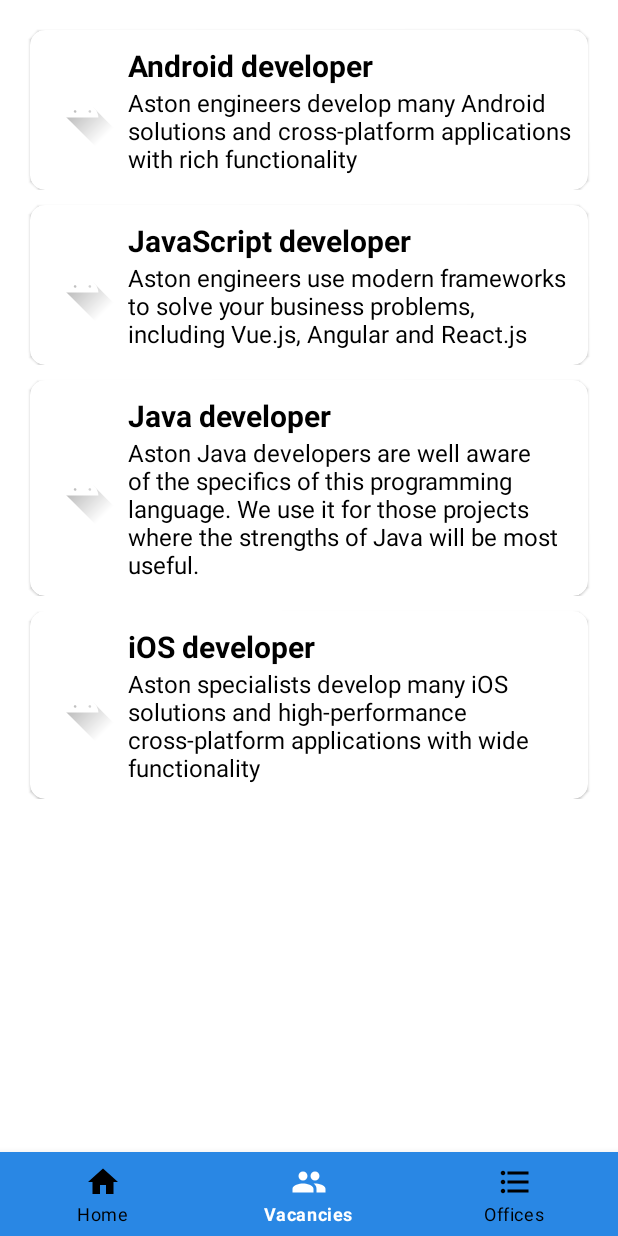
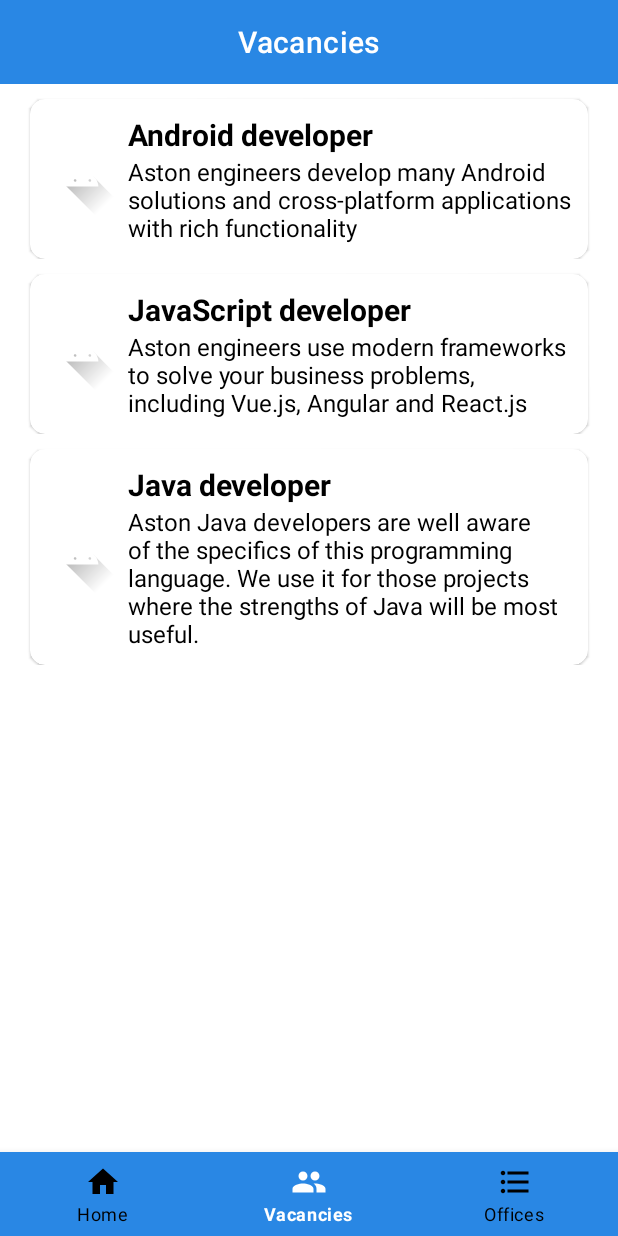
Before and after one commit to almoiv0499/Moroz_Lesson3, an Android app: the screen it shows after launch (MainActivity), item 2 of the bottom bar chosen, on a phone screen of 412 x 824 dp. Run offline under Robolectric (Android 15) with nearby library versions, the phone set to English and light mode, and no system bars.

Commit message:
moroz_lesson_5_2 added toolbar to all layouts

```diff
--- a/app/src/main/res/layout/fragment_vacancies.xml
+++ b/app/src/main/res/layout/fragment_vacancies.xml
@@ -5,6 +5,19 @@
     android:layout_width="match_parent"
     android:layout_height="match_parent"
     tools:context=".fragments.vacancies.VacanciesFragment">
+
+    <com.google.android.material.appbar.MaterialToolbar
+        android:id="@+id/vacancies_toolbar"
+        android:layout_width="0dp"
+        android:layout_height="?attr/actionBarSize"
+        android:background="@color/color_app"
+        app:layout_constraintEnd_toEndOf="parent"
+        app:layout_constraintStart_toStartOf="parent"
+        app:layout_constraintTop_toTopOf="parent"
+        app:titleCentered="true"
+        app:title="@string/string_vacancies_toolbar"
+        app:titleTextColor="@color/white"
+        />
 
     <androidx.constraintlayout.widget.Guideline
         android:id="@+id/vacancies_guideline_start"
@@ -20,13 +33,6 @@
         android:orientation="vertical"
         app:layout_constraintGuide_end="10dp" />
 
-    <androidx.constraintlayout.widget.Guideline
-        android:id="@+id/vacancies_guideline_top"
-        android:layout_width="wrap_content"
-        android:layout_height="wrap_content"
-        android:orientation="horizontal"
-        app:layout_constraintGuide_begin="10dp" />
-
     <com.example.moroz_lesson3.AstonButtonView
         android:id="@+id/first_vacancies"
         android:layout_width="@dimen/customView_width"
@@ -36,7 +42,7 @@
         app:customImage="@drawable/ic_launcher_foreground"
         app:layout_constraintEnd_toEndOf="@id/vacancies_guideline_end"
         app:layout_constraintStart_toStartOf="@id/vacancies_guideline_start"
-        app:layout_constraintTop_toTopOf="@id/vacancies_guideline_top" />
+        app:layout_constraintTop_toBottomOf="@id/vacancies_toolbar"/>
 
     <com.example.moroz_lesson3.AstonButtonView
         android:id="@+id/second_vacancies"
@@ -60,15 +66,4 @@
         app:layout_constraintStart_toStartOf="@id/vacancies_guideline_start"
         app:layout_constraintTop_toBottomOf="@id/second_vacancies" />
 
-    <com.example.moroz_lesson3.AstonButtonView
-        android:id="@+id/fourth_vacancies"
-        android:layout_width="@dimen/customView_width"
-        android:layout_height="wrap_content"
-        app:titleText="@string/string_fourth_developer_title"
-        app:subtitleText="@string/string_fourth_vacancies_subtitle"
-        app:customImage="@drawable/ic_launcher_foreground"
-        app:layout_constraintEnd_toEndOf="@id/vacancies_guideline_end"
-        app:layout_constraintStart_toStartOf="@id/vacancies_guideline_start"
-        app:layout_constraintTop_toBottomOf="@id/third_vacancies" />
-
 </androidx.constraintlayout.widget.ConstraintLayout>
--- a/app/src/main/res/values/strings.xml
+++ b/app/src/main/res/values/strings.xml
@@ -32,4 +32,7 @@
     <string name="minsk_address">пр-т Победителей, 7А, Беларусь</string>
     <string name="gomel_address">ул. Советская, 41Б, Беларусь</string>
     <string name="string_login">Login</string>
+    <string name="string_home">Home</string>
+    <string name="string_vacancies_toolbar">Vacancies</string>
+    <string name="string_offices">Offices</string>
 </resources>
```
Also changed, not shown: app/src/main/res/layout/fragment_main_screen.xml (+15 -2 lines), app/src/main/res/layout/fragment_offices.xml (+13 -8 lines).
